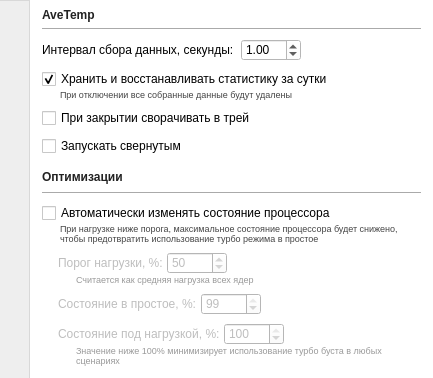
Above: windows/settings.ui from treepoint/AveTemp before the change. Below: the same form after it.
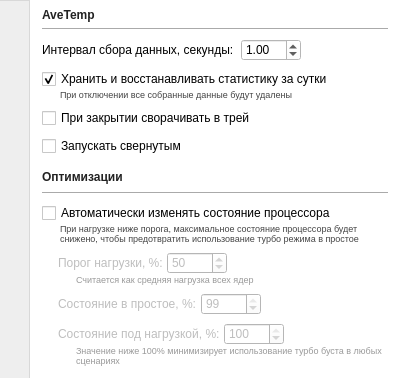
That is the form after the change. Icons and pictures are not drawn.

```diff
--- a/windows/settings.ui
+++ b/windows/settings.ui
@@ -9,19 +9,19 @@
    <rect>
     <x>0</x>
     <y>0</y>
-    <width>433</width>
+    <width>400</width>
     <height>378</height>
    </rect>
   </property>
   <property name="minimumSize">
    <size>
-    <width>433</width>
+    <width>400</width>
     <height>378</height>
    </size>
   </property>
   <property name="maximumSize">
    <size>
-    <width>433</width>
+    <width>400</width>
     <height>378</height>
    </size>
   </property>
```
Left out of the diff: 4 changed lines with no effect on the pictures.
